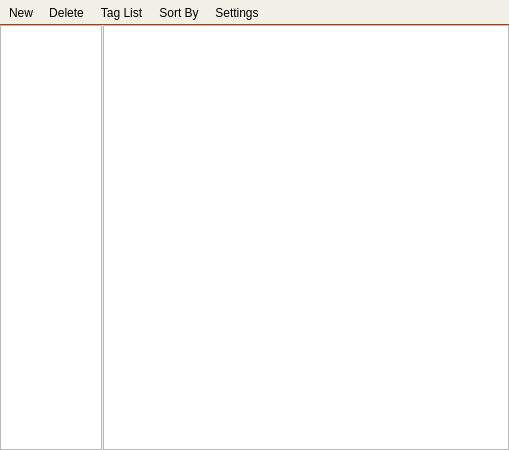
Above: hazama/ui/mainwindow.ui from krrr/Hazama before the change. Below: the same form after it.
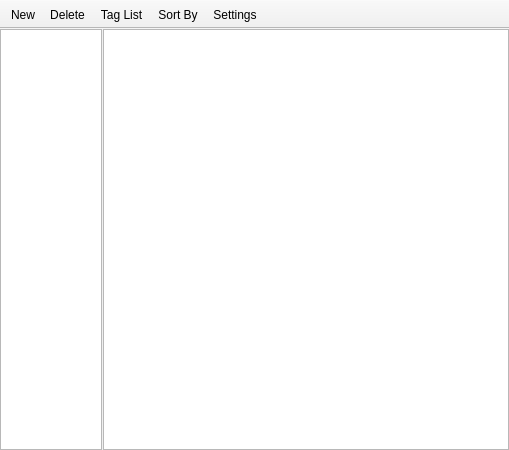
That is the form after the change. Icons and pictures are not drawn. Custom widgets are drawn as their Qt base class.

Commit message: Move StyleSheet to default.qss

What changed in the file:
```diff
--- a/hazama/ui/mainwindow.ui
+++ b/hazama/ui/mainwindow.ui
@@ -74,9 +74,6 @@
    <property name="contextMenuPolicy">
     <enum>Qt::CustomContextMenu</enum>
    </property>
-   <property name="styleSheet">
-    <string notr="true">QToolBar {background: rgb(242,241,231); border-bottom: 1px solid rgb(181, 61, 0); padding: 2px; spacing: 2px}</string>
-   </property>
    <property name="movable">
     <bool>false</bool>
    </property>
```
The commit also changes 1 other file.
